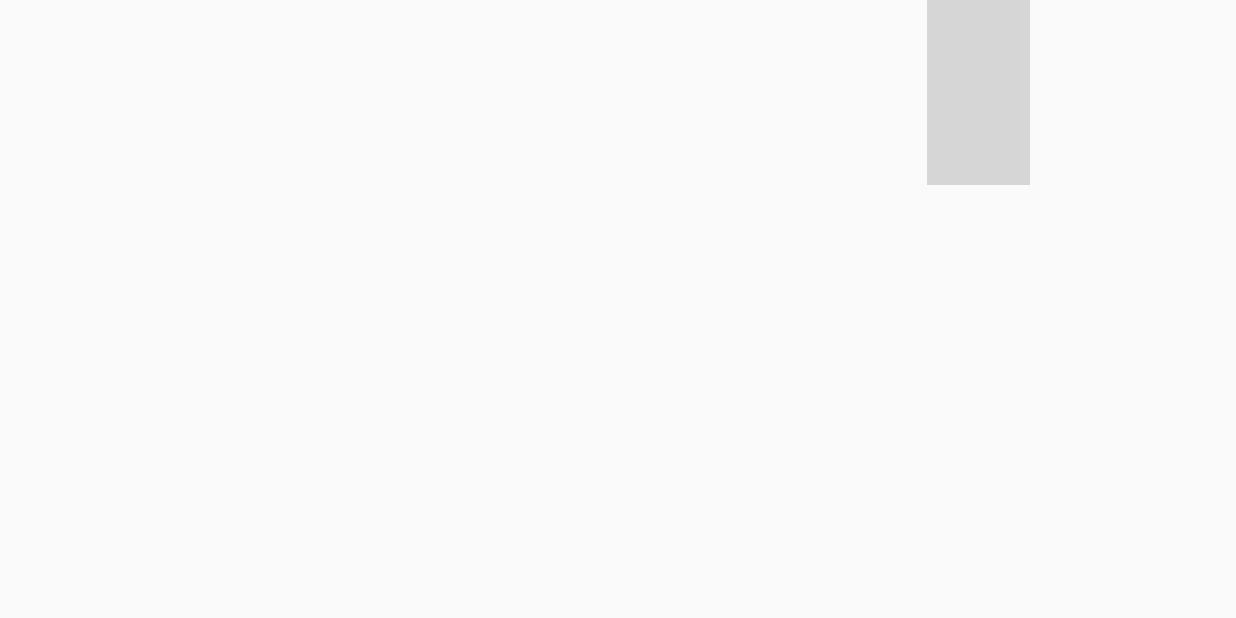
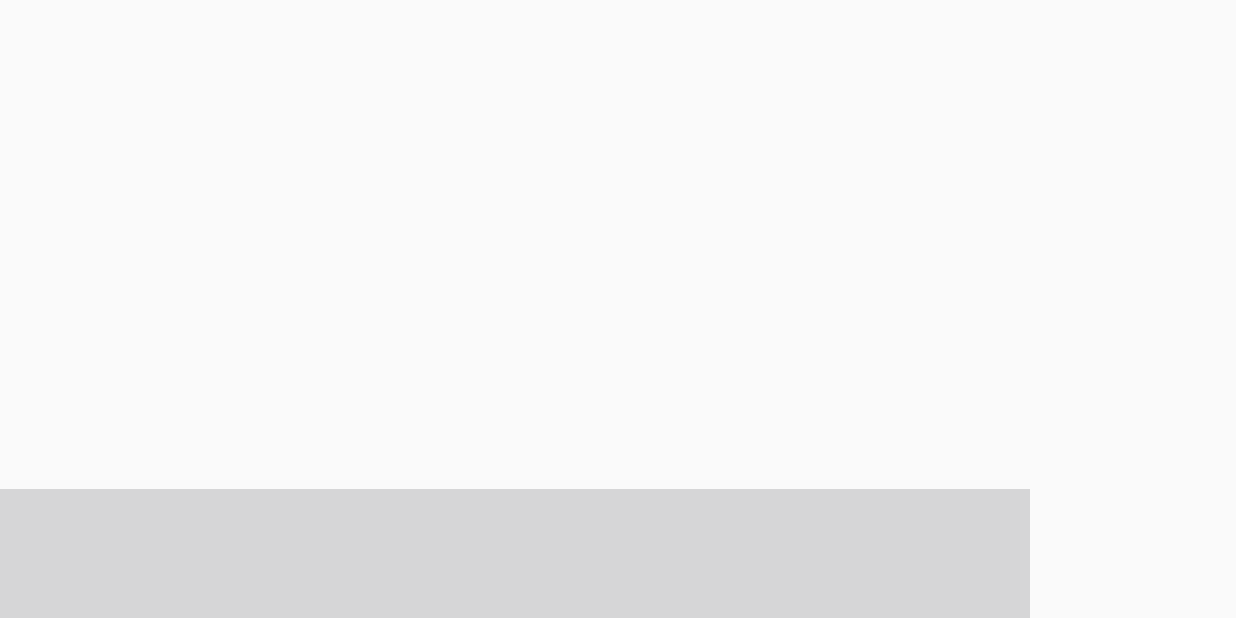
Before and after one commit to nyankyu/RunnerGame, an Android app: the screen it shows after launch (MainActivity), on a phone screen of 824 x 412 dp (held sideways). Run offline under Robolectric (Android 15) with nearby library versions, the phone set to English and light mode, and no system bars.

Commit message:
全てのブロックが最下段のブロック列を表示する。
ブロックのbitmapの変数名をbitmapからblockに変更。
Groundクラスのコンストラクタの引数からリーソースIDを削除

```diff
--- a/app/src/main/java/jp/co/nd_inc/em/runnergame/GameView.java
+++ b/app/src/main/java/jp/co/nd_inc/em/runnergame/GameView.java
@@ -42,7 +42,7 @@ public class GameView extends View {
         paint.setTextSize(50);
 
         // ゲームオブジェクトの生成
-        ground = new Ground(context, R.drawable.block);
+        ground = new Ground(context);
 
         scheduledExecutorService = Executors.newSingleThreadScheduledExecutor();
         scheduledExecutorService.scheduleAtFixedRate(new Runnable() {
--- a/app/src/main/java/jp/co/nd_inc/em/runnergame/Ground.java
+++ b/app/src/main/java/jp/co/nd_inc/em/runnergame/Ground.java
@@ -5,24 +5,20 @@ import android.graphics.Bitmap;
 import android.graphics.BitmapFactory;
 import android.graphics.Canvas;
 
+
 class Ground {
-    private Bitmap bitmap;
+    private Bitmap block;
+    private int[] level = {1,1,1,1,1,1,1,1,1};
 
-    private float positionX;
-
-    Ground(Context context, int resId) {
-        bitmap = BitmapFactory.decodeResource(context.getResources(), resId);
-
-        positionX = GameView.WIDTH;
+    Ground(Context context) {
+        block = BitmapFactory.decodeResource(context.getResources(), R.drawable.block);
     }
 
     void draw(Canvas canvas) {
-        positionX -= 10;
-
-        if (positionX < 0) {
-            positionX = GameView.WIDTH;
+        for (int i = 0; i < level.length; i++) {
+            float x = 100 * i;
+            float y = GameView.HEIGHT - 100 * level[i];
+            canvas.drawBitmap(block, x, y, null);
         }
-
-        canvas.drawBitmap(bitmap, positionX, 0, null);
     }
 }
```
